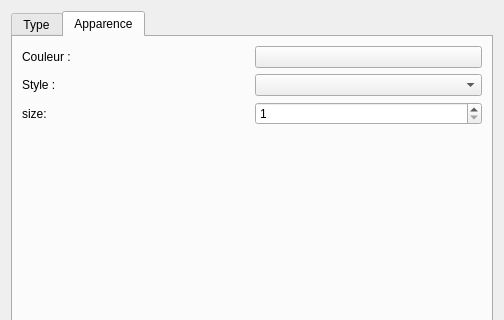
First picture: the form in sources/ui/conductorpropertieswidget.ui, repository qelectrotech/qelectrotech-source-mirror, before the edit; both pictures show x 0 to 504 and y 0 to 320 of the 504 by 480 pixel window.
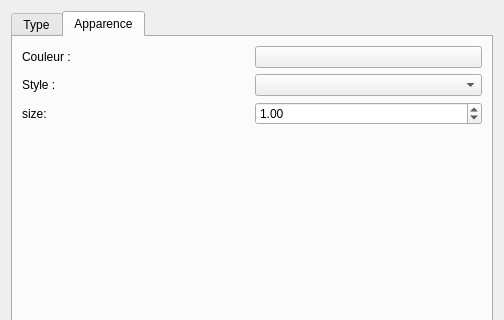
Second picture: the form after the edit. The open tabs and pages were chosen to show the change. Icons and pictures are not drawn.

Commit message: Add ability conductor size less than 1, thank Timbul Widodo

```diff
--- a/sources/ui/conductorpropertieswidget.ui
+++ b/sources/ui/conductorpropertieswidget.ui
@@ -378,12 +378,18 @@
         </widget>
        </item>
        <item row="2" column="1">
-        <widget class="QSpinBox" name="m_cond_size_sb">
+        <widget class="QDoubleSpinBox" name="m_cond_size_sb">
          <property name="minimum">
-          <number>1</number>
+          <double>0.400000000000000</double>
          </property>
          <property name="maximum">
-          <number>10</number>
+          <double>10.000000000000000</double>
+         </property>
+         <property name="singleStep">
+          <double>0.200000000000000</double>
+         </property>
+         <property name="value">
+          <double>1.000000000000000</double>
          </property>
         </widget>
        </item>
```
Left out of the diff: 2 changed lines with no effect on the pictures. The commit also changes 2 other files.
